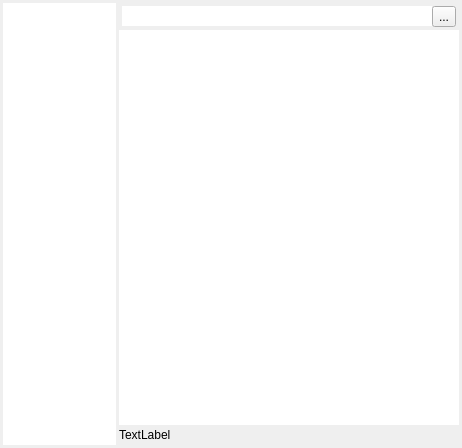
Above: src/notesform.ui from graninas/WhiteLightNotes before the change. Below: the same form after it.
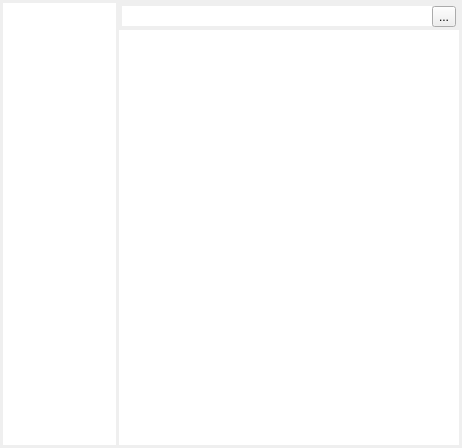
That is the form after the change. Icons and pictures are not drawn.

```diff
--- a/src/notesform.ui
+++ b/src/notesform.ui
@@ -108,19 +108,6 @@
         </property>
        </widget>
       </item>
-      <item>
-       <widget class="QLabel" name="label">
-        <property name="minimumSize">
-         <size>
-          <width>0</width>
-          <height>20</height>
-         </size>
-        </property>
-        <property name="text">
-         <string>TextLabel</string>
-        </property>
-       </widget>
-      </item>
      </layout>
     </item>
    </layout>
```
